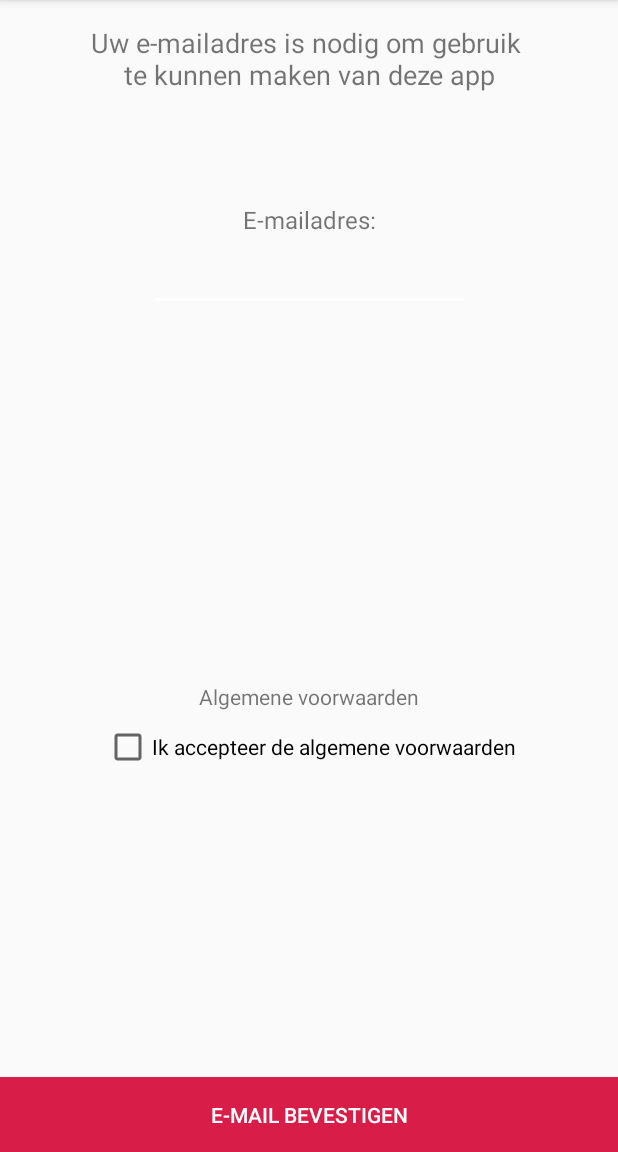
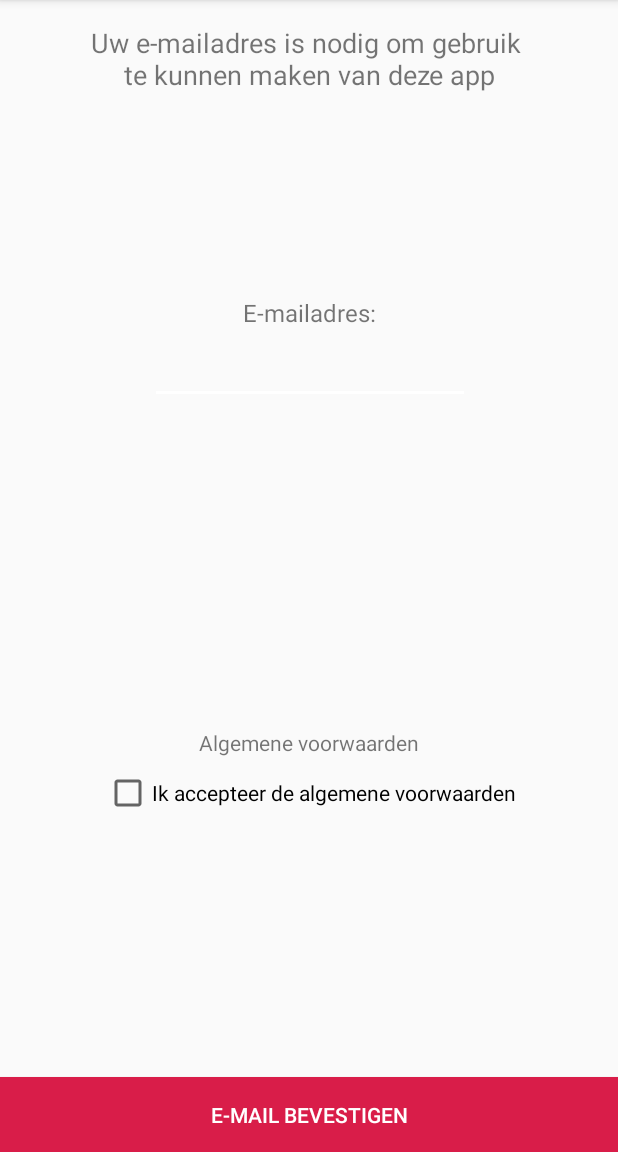
Before and after one commit to mamjong/projectbreda, an Android app: the AddEmailActivity screen opened directly, with no data from a screen before it, on a phone screen of 412 x 824 dp, the part 84-1236 px from its top. Run offline under Robolectric (Android 15) with nearby library versions, the phone set to English and light mode, and no system bars.

Commit message:
Added constraints for space

```diff
--- a/app/src/main/res/layout/activity_add_email.xml
+++ b/app/src/main/res/layout/activity_add_email.xml
@@ -26,6 +26,9 @@
         android:id="@+id/AddEmailActivity_sp_introEmail"
         android:layout_width="wrap_content"
         android:layout_height="wrap_content"
+        app:layout_constraintTop_toBottomOf="@id/AddEmailActivity_tv_introText"
+        app:layout_constraintLeft_toRightOf="parent"
+        app:layout_constraintRight_toLeftOf="parent"
         tools:layout_editor_absoluteY="51dp"
         tools:layout_editor_absoluteX="192dp" />
 
```
